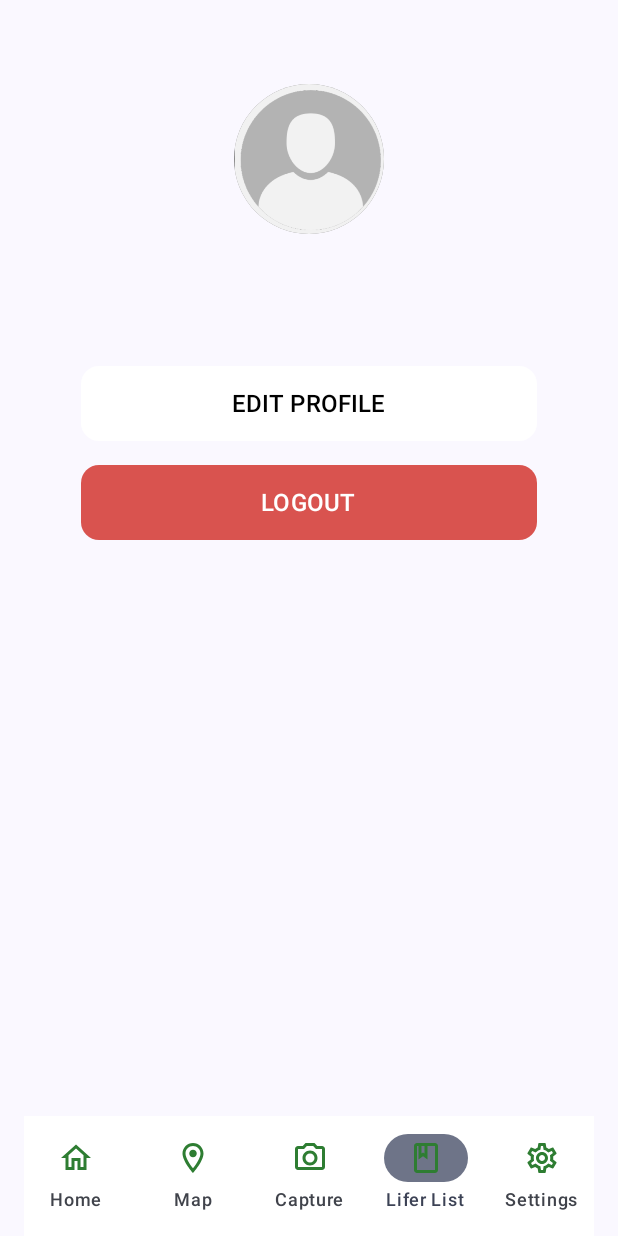
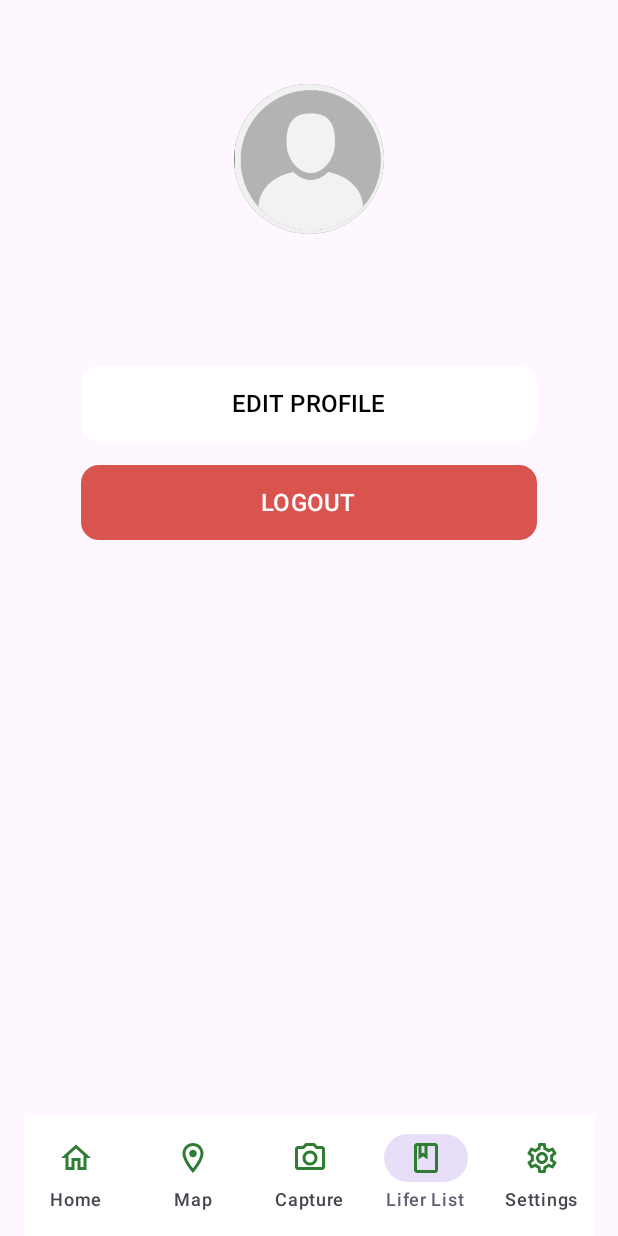
Before and after one commit to Carlo8233/NEW-IPC-, an Android app built with Jetpack Compose: the SettingsScreen screen opened through its navigation route, on a phone screen of 412 x 824 dp. Run offline under Robolectric (Android 15) with nearby library versions, the phone set to English and light mode, and no system bars; our stand-ins replace Firebase (no records; nobody signed in at launch, a user with empty details on screens opened directly).

Commit message:
IPC Changes

```diff
--- a/app/src/main/java/com/example/birdapp/Settings.kt
+++ b/app/src/main/java/com/example/birdapp/Settings.kt
@@ -8,8 +8,10 @@ import androidx.compose.foundation.Image
 import androidx.compose.foundation.background
 import androidx.compose.foundation.clickable
 import androidx.compose.foundation.layout.*
+import androidx.compose.foundation.rememberScrollState
 import androidx.compose.foundation.shape.CircleShape
 import androidx.compose.foundation.shape.RoundedCornerShape
+import androidx.compose.foundation.verticalScroll
 import androidx.compose.material3.*
 import androidx.compose.runtime.*
 import androidx.compose.ui.Alignment
@@ -26,7 +28,6 @@ import coil.compose.rememberAsyncImagePainter
 import com.google.firebase.auth.FirebaseAuth
 import com.google.firebase.firestore.FirebaseFirestore
 import com.google.firebase.storage.FirebaseStorage
-import java.util.*
 
 @Composable
 fun SettingsScreen(navController: NavController) {
@@ -59,13 +60,11 @@ fun SettingsScreen(navController: NavController) {
         contract = ActivityResultContracts.GetContent()
     ) { uri: Uri? ->
         if (uri != null && userId != null) {
-            // Upload image to Firebase Storage
             val uploadTask = profilePicsRef.putFile(uri)
             uploadTask.addOnSuccessListener {
                 profilePicsRef.downloadUrl.addOnSuccessListener { downloadUri ->
                     val imageUrl = downloadUri.toString()
                     profileImageUrl = imageUrl
-                    // Save URL to Firestore
                     db.collection("users").document(userId)
                         .update("profileImageUrl", imageUrl)
                     Toast.makeText(context, "Profile picture updated", Toast.LENGTH_SHORT).show()
@@ -85,14 +84,14 @@ fun SettingsScreen(navController: NavController) {
                 start = 16.dp,
                 end = 16.dp
             ),
-        horizontalAlignment = Alignment.CenterHorizontally,
-        verticalArrangement = Arrangement.Center
+        horizontalAlignment = Alignment.CenterHorizontally
     ) {
         Column(
             modifier = Modifier
                 .weight(1f)
+                .verticalScroll(rememberScrollState()) // <-- SCROLLING ENABLED HERE
                 .padding(bottom = 16.dp),
-            horizontalAlignment = Alignment.CenterHorizontally,
+            horizontalAlignment = Alignment.CenterHorizontally
         ) {
             Spacer(modifier = Modifier.height(40.dp))
 
@@ -209,7 +208,7 @@ fun SettingsScreen(navController: NavController) {
                 Text(text = "LOGOUT", fontSize = 16.sp, color = Color.White)
             }
 
-            Spacer(modifier = Modifier.weight(1f))
+            Spacer(modifier = Modifier.height(80.dp)) // bottom buffer for scroll
         }
 
         BottomNavigationBar(navController, selectedTab = 3) { newIndex ->
--- a/app/src/main/java/com/example/birdapp/SignupScreen.kt
+++ b/app/src/main/java/com/example/birdapp/SignupScreen.kt
@@ -21,11 +21,15 @@ import androidx.compose.material.icons.filled.ArrowBack
 import androidx.compose.ui.platform.LocalContext
 import androidx.compose.ui.text.input.PasswordVisualTransformation
 import com.google.firebase.auth.UserProfileChangeRequest
+import androidx.compose.foundation.rememberScrollState
+import androidx.compose.foundation.verticalScroll
+
 
 @Composable
 fun SignupScreen(navController: NavHostController) {
     val context = LocalContext.current
     val auth = FirebaseAuth.getInstance()
+    val scrollState = rememberScrollState()
 
     var firstName by remember { mutableStateOf("") }
     var lastName by remember { mutableStateOf("") }
@@ -37,8 +41,8 @@ fun SignupScreen(navController: NavHostController) {
     Column(
         modifier = Modifier
             .fillMaxSize()
+            .verticalScroll(scrollState)
             .padding(16.dp),
-        verticalArrangement = Arrangement.Center,
         horizontalAlignment = Alignment.CenterHorizontally
     ) {
         Image(
--- a/app/src/main/java/com/example/birdapp/ui/theme/Theme.kt
+++ b/app/src/main/java/com/example/birdapp/ui/theme/Theme.kt
@@ -51,7 +51,7 @@ fun BIRDAPPTheme(
     }
 
     MaterialTheme(
-        colorScheme = colorScheme,
+        colorScheme = LightColorScheme,
         typography = Typography,
         content = content
     )
```
